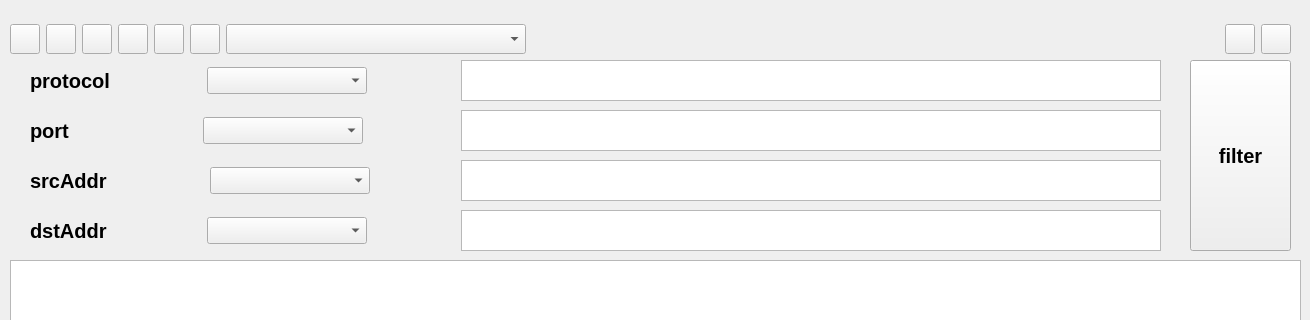
Qt form ui/mainWindow.ui (UCAS-FTC/sniffer) before a commit; both pictures show x 0 to 1310 and y 0 to 320 of the 1310 by 827 pixel window.
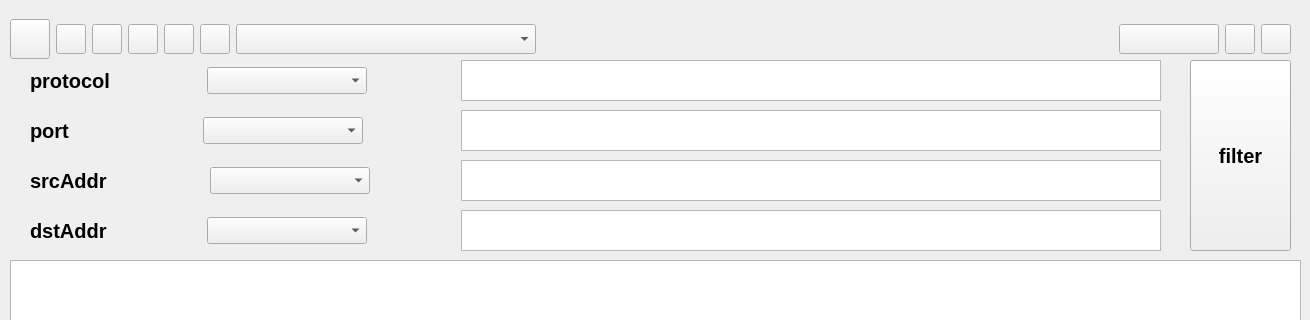
The same form after that commit. Icons and pictures are not drawn.

What changed in the file:
```diff
--- a/ui/mainWindow.ui
+++ b/ui/mainWindow.ui
@@ -44,19 +44,25 @@
      <widget class="QPushButton" name="ucas">
       <property name="minimumSize">
        <size>
-        <width>30</width>
-        <height>30</height>
+        <width>40</width>
+        <height>40</height>
        </size>
       </property>
       <property name="maximumSize">
        <size>
-        <width>30</width>
-        <height>30</height>
+        <width>40</width>
+        <height>40</height>
        </size>
       </property>
       <property name="text">
        <string/>
       </property>
+      <property name="iconSize">
+       <size>
+        <width>32</width>
+        <height>32</height>
+       </size>
+      </property>
      </widget>
     </item>
     <item>
@@ -225,6 +231,31 @@
       </property>
      </spacer>
     </item>
+    <item>
+     <widget class="QPushButton" name="nameButton">
+      <property name="minimumSize">
+       <size>
+        <width>100</width>
+        <height>30</height>
+       </size>
+      </property>
+      <property name="maximumSize">
+       <size>
+        <width>100</width>
+        <height>30</height>
+       </size>
+      </property>
+      <property name="text">
+       <string/>
+      </property>
+      <property name="iconSize">
+       <size>
+        <width>32</width>
+        <height>64</height>
+       </size>
+      </property>
+     </widget>
+    </item>
     <item>
      <widget class="QPushButton" name="minButton">
       <property name="minimumSize">
```
